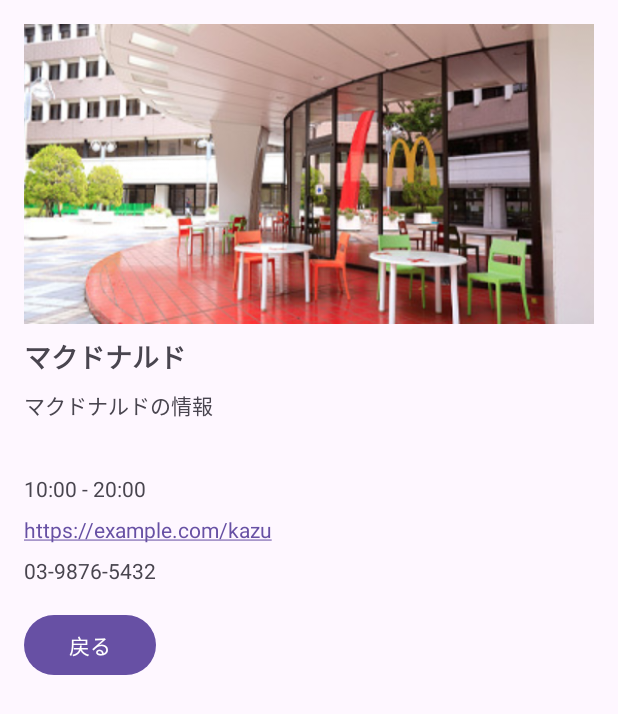
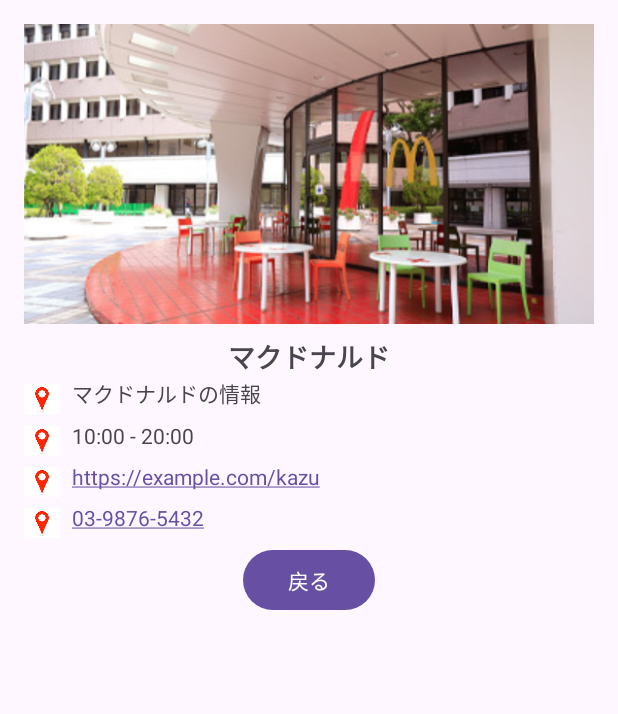
Before and after one commit to ebinogit/MozanMap, an Android app: the screen it shows after launch (SubActivity), after a tap on "マクドナルド", on a phone screen of 412 x 824 dp. Shown: the top 714 px of the screen. Run offline under Robolectric (Android 15) with nearby library versions, the phone set to English and light mode, and no system bars.

Commit message:
サブ画面レイアウト

```diff
--- a/app/src/main/java/com/example/mozanmap/SubActivity.kt
+++ b/app/src/main/java/com/example/mozanmap/SubActivity.kt
@@ -34,7 +34,7 @@
         // 各TextViewとImageViewを取得
         val titleTextView = findViewById<TextView>(R.id.titleTextView)
         val contentTextView = findViewById<TextView>(R.id.contentTextView)
-        val addressTextView = findViewById<TextView>(R.id.addressTextView)
+        //val addressTextView = findViewById<TextView>(R.id.addressTextView)
         val hoursTextView = findViewById<TextView>(R.id.hoursTextView)
         val websiteTextView = findViewById<TextView>(R.id.websiteTextView)
         val phoneTextView = findViewById<TextView>(R.id.phoneTextView)
@@ -43,7 +43,7 @@
         // 取得したデータを各Viewにセット
         titleTextView.text = title ?: "タイトルがありません"
         contentTextView.text = content ?: "内容がありません"
-        addressTextView.text = address ?: "住所がありません"
+        //addressTextView.text = address ?: "住所がありません"
         hoursTextView.text = hours ?: "営業時間がありません"
         websiteTextView.text = website ?: "ウェブサイトがありません"
         phoneTextView.text = phone ?: "電話番号がありません"
--- a/app/src/main/java/com/example/mozanmap/data/ButtonData.kt
+++ b/app/src/main/java/com/example/mozanmap/data/ButtonData.kt
@@ -39,6 +39,16 @@
         ),
         ButtonInfo(
             id = 3,
+            title = "マクドナルド",
+            content = "マクドナルドの情報",
+            imageResId = R.drawable.makku,
+            address = "",
+            hours = "10:00 - 20:00",
+            website = "https://example.com/kazu",
+            phone = "03-9876-5432"
+        ),
+        ButtonInfo(
+            id = 4,
             title = "吉野家",
             content = "吉野家の情報",
             imageResId = R.drawable.yoshino,
--- a/app/src/main/res/layout/activity_sub.xml
+++ b/app/src/main/res/layout/activity_sub.xml
@@ -10,49 +10,118 @@
         android:layout_height="200dp"
         android:scaleType="centerCrop" />
 
+
+
     <TextView
         android:id="@+id/titleTextView"
         android:layout_width="wrap_content"
         android:layout_height="wrap_content"
         android:textSize="18sp"
         android:textStyle="bold"
+        android:layout_gravity="center_horizontal"
         android:layout_marginTop="8dp" />
+
+<LinearLayout
+    xmlns:android="http://schemas.android.com/apk/res/android"
+    android:layout_width="wrap_content"
+    android:layout_height="wrap_content"
+    android:orientation="horizontal"
+    android:gravity="center_vertical">
+    <ImageView
+        android:id="@+id/icon_image"
+        android:layout_width="24dp"
+        android:layout_height="24dp"
+        android:src="@drawable/pin"
+        android:contentDescription="アイコン画像"
+        android:layout_marginEnd="8dp" />
 
     <TextView
         android:id="@+id/contentTextView"
         android:layout_width="wrap_content"
         android:layout_height="wrap_content"
+        android:layout_gravity="center_horizontal"
         android:layout_marginTop="8dp" />
+</LinearLayout>
 
-    <TextView
-        android:id="@+id/addressTextView"
+<!--    <TextView-->
+<!--        android:id="@+id/addressTextView"-->
+<!--        android:layout_width="wrap_content"-->
+<!--        android:layout_height="wrap_content"-->
+<!--        android:layout_gravity="center_horizontal"-->
+<!--        android:layout_marginTop="8dp" />-->
+    <LinearLayout
+        xmlns:android="http://schemas.android.com/apk/res/android"
         android:layout_width="wrap_content"
         android:layout_height="wrap_content"
-        android:layout_marginTop="8dp" />
-
+        android:orientation="horizontal"
+        android:gravity="center_vertical">
+        <ImageView
+            android:id="@+id/icon_hours"
+            android:layout_width="24dp"
+            android:layout_height="24dp"
+            android:src="@drawable/pin"
+            android:contentDescription="アイコン画像"
+            android:layout_marginEnd="8dp" />
     <TextView
         android:id="@+id/hoursTextView"
         android:layout_width="wrap_content"
         android:layout_height="wrap_content"
+        android:layout_gravity="center_horizontal"
         android:layout_marginTop="8dp" />
+    </LinearLayout>
+
+    <LinearLayout
+        xmlns:android="http://schemas.android.com/apk/res/android"
+        android:layout_width="wrap_content"
+        android:layout_height="wrap_content"
+        android:orientation="horizontal"
+        android:gravity="center_vertical">
+        <ImageView
+            android:id="@+id/icon_website"
+            android:layout_width="24dp"
+            android:layout_height="24dp"
+            android:src="@drawable/pin"
+            android:contentDescription="アイコン画像"
+            android:layout_marginEnd="8dp" />
 
     <TextView
         android:id="@+id/websiteTextView"
         android:layout_width="wrap_content"
         android:layout_height="wrap_content"
         android:autoLink="web"
+        android:layout_gravity="center_horizontal"
         android:layout_marginTop="8dp" />
+    </LinearLayout>
+
+
+    <LinearLayout
+        xmlns:android="http://schemas.android.com/apk/res/android"
+        android:layout_width="wrap_content"
+        android:layout_height="wrap_content"
+        android:orientation="horizontal"
+        android:gravity="center_vertical">
+        <ImageView
+            android:id="@+id/icon_phone"
+            android:layout_width="24dp"
+            android:layout_height="24dp"
+            android:src="@drawable/pin"
+            android:contentDescription="アイコン画像"
+            android:layout_marginEnd="8dp" />
 
     <TextView
         android:id="@+id/phoneTextView"
         android:layout_width="wrap_content"
         android:layout_height="wrap_content"
+        android:autoLink="phone"
+        android:layout_gravity="center_horizontal"
         android:layout_marginTop="8dp" />
+    </LinearLayout>
 
     <Button
         android:id="@+id/button_back"
         android:layout_width="wrap_content"
         android:layout_height="wrap_content"
-        android:layout_marginTop="16dp"
+        android:layout_gravity="center_horizontal"
+        android:layout_marginBottom="16dp"
         android:text="戻る" />
 </LinearLayout>
```
Also changed, not shown: app/src/main/res/drawable/pin.png (added).
